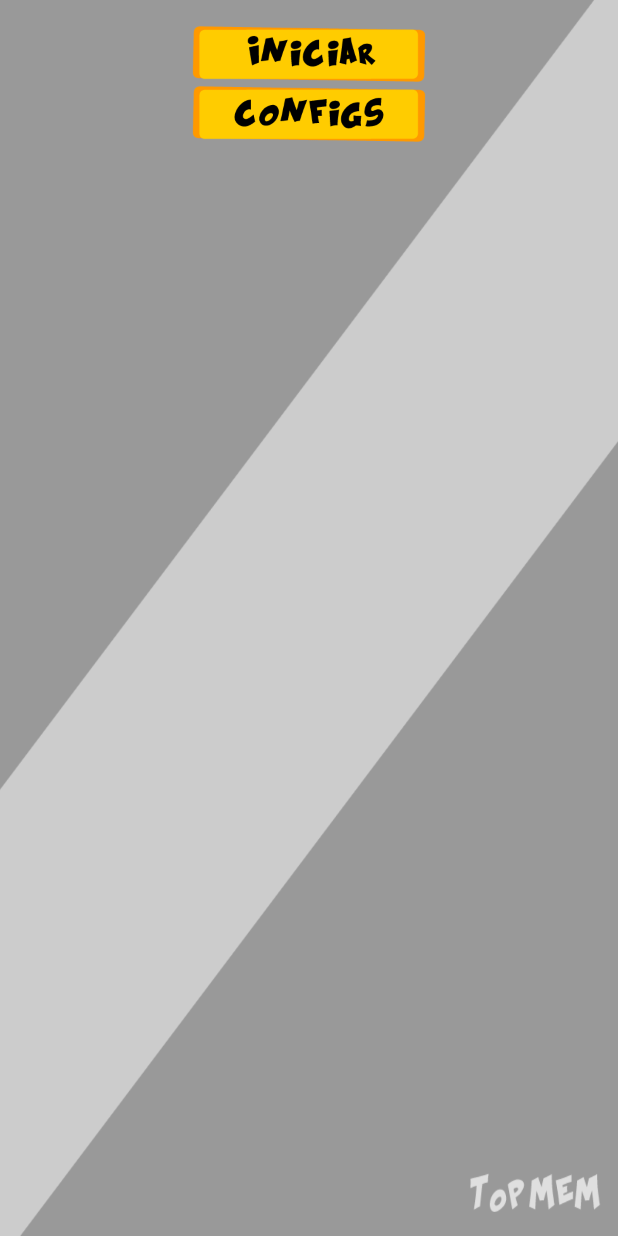
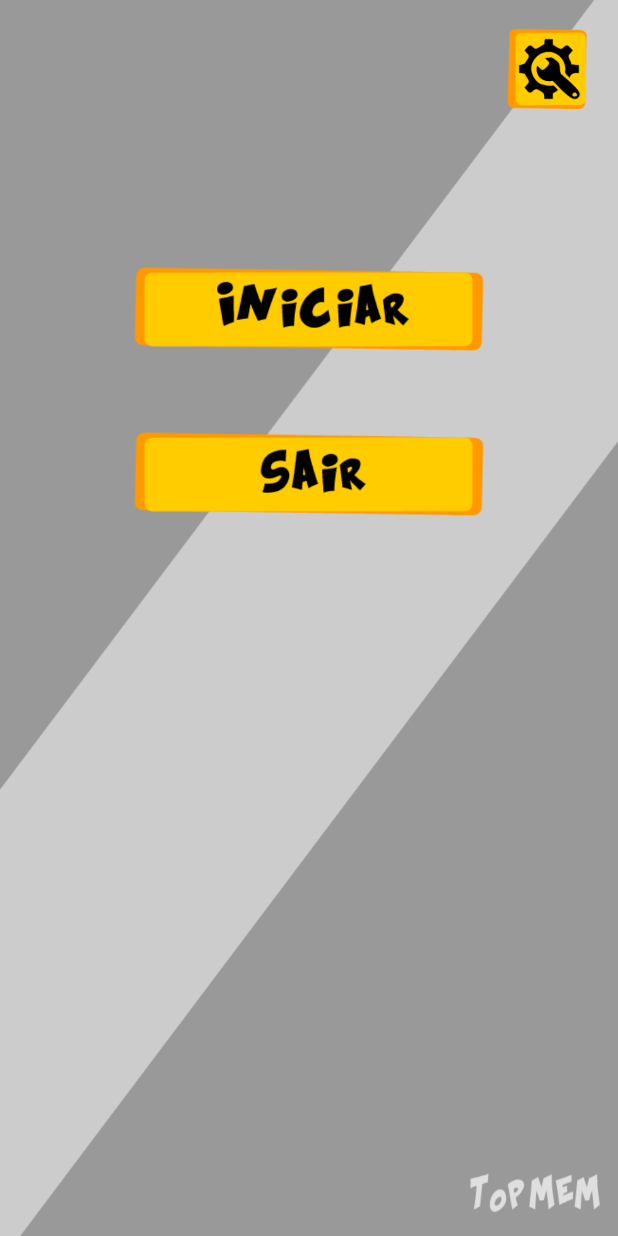
Before and after one commit to cazegil/TopMem, an Android app: the TopLevelActivity screen opened directly, with no data from a screen before it, on a phone screen of 412 x 824 dp. Run offline under Robolectric (Android 15) with nearby library versions, the light colour scheme and no system bars.

Commit message:
Commit #2

```diff
--- /dev/null
+++ b/app/src/main/res/drawable/btn_state_iniciar.xml
@@ -0,0 +1,8 @@
+<?xml version="1.0" encoding="utf-8"?>
+<selector xmlns:android="http://schemas.android.com/apk/res/android">
+    <item android:drawable="@drawable/btn_iniciar_hover"
+        android:state_pressed="true" />
+    <item android:drawable="@drawable/btn_iniciar_hover"
+        android:state_focused="true" />
+    <item android:drawable="@drawable/btn_iniciar" />
+</selector>
--- /dev/null
+++ b/app/src/main/res/drawable/btn_state_sair.xml
@@ -0,0 +1,8 @@
+<?xml version="1.0" encoding="utf-8"?>
+<selector xmlns:android="http://schemas.android.com/apk/res/android">
+    <item android:drawable="@drawable/btn_sair_hover"
+        android:state_pressed="true" />
+    <item android:drawable="@drawable/btn_sair_hover"
+        android:state_focused="true" />
+    <item android:drawable="@drawable/btn_sair" />
+</selector>
--- /dev/null
+++ b/app/src/main/res/drawable/btn_state_settings.xml
@@ -0,0 +1,8 @@
+<?xml version="1.0" encoding="utf-8"?>
+<selector xmlns:android="http://schemas.android.com/apk/res/android">
+    <item android:drawable="@drawable/settings_hover"
+        android:state_pressed="true" />
+    <item android:drawable="@drawable/settings_hover"
+        android:state_focused="true" />
+    <item android:drawable="@drawable/settings" />
+</selector>
--- a/app/src/main/res/layout/toplevelmenu.xml
+++ b/app/src/main/res/layout/toplevelmenu.xml
@@ -1,4 +1,5 @@
 <?xml version="1.0" encoding="utf-8"?>
+
 <LinearLayout xmlns:android="http://schemas.android.com/apk/res/android"
     xmlns:tools="http://schemas.android.com/tools"
     android:layout_width="match_parent"
@@ -11,21 +12,40 @@
     tools:context="pt.isec.a9805004.topmem.MainActivity"
     android:orientation="vertical">
 
+
+    <LinearLayout
+        android:orientation="vertical"
+        android:layout_width="match_parent"
+        android:layout_height="wrap_content"
+        android:layout_gravity="right">
+        <Button
+            android:id="@+id/btnSettings"
+            android:layout_height="60dp"
+            android:layout_width="60dp"
+            android:background="@drawable/btn_state_settings"
+            android:clickable="true"
+            android:onClick="onClickMenu"
+            android:layout_gravity="right" />
+
+    </LinearLayout>
+
     <Button
         android:id="@+id/btnIniciar"
-        android:layout_width="160dp"
-        android:layout_height="40dp"
-        android:background="@drawable/btn_iniciar"
+        android:layout_width="240dp"
+        android:layout_height="60dp"
+        android:background="@drawable/btn_state_iniciar"
         android:layout_gravity="center_horizontal"
         android:clickable="true"
-        android:onClick="onClickMenu" />
-
+        android:onClick="onClickMenu"
+        android:layout_marginTop="100dp"/>
     <Button
-        android:id="@+id/btnConfigs"
-        android:layout_width="160dp"
-        android:layout_height="40dp"
-        android:background="@drawable/btn_configs"
+        android:id="@+id/btnSair"
+        android:layout_width="240dp"
+        android:layout_height="60dp"
+        android:background="@drawable/btn_state_sair"
         android:layout_gravity="center_horizontal"
         android:clickable="true"
-        android:onClick="onClickMenu" />
+        android:onClick="onClickMenu"
+        android:layout_marginTop="50dp"/>
+
 </LinearLayout>
```
Also changed, not shown: app/src/main/AndroidManifest.xml (+10 -4 lines), app/src/main/java/pt/isec/a9805004/topmem/settings/SettingsFragment.java (added, +19 -0 lines), app/src/main/java/pt/isec/a9805004/topmem/toplevelmenu/TopLevelActivity.java (+16 -3 lines), app/src/main/res/layout/settingspanel.xml (added, +15 -0 lines), app/src/main/res/drawable/btn_iniciar_hover.png (added), app/src/main/res/drawable/btn_sair.png (added), app/src/main/res/drawable/btn_sair_hover.png (added), app/src/main/res/drawable/settings.png (added), app/src/main/res/drawable/settings_hover.png (added), 2 other files.
